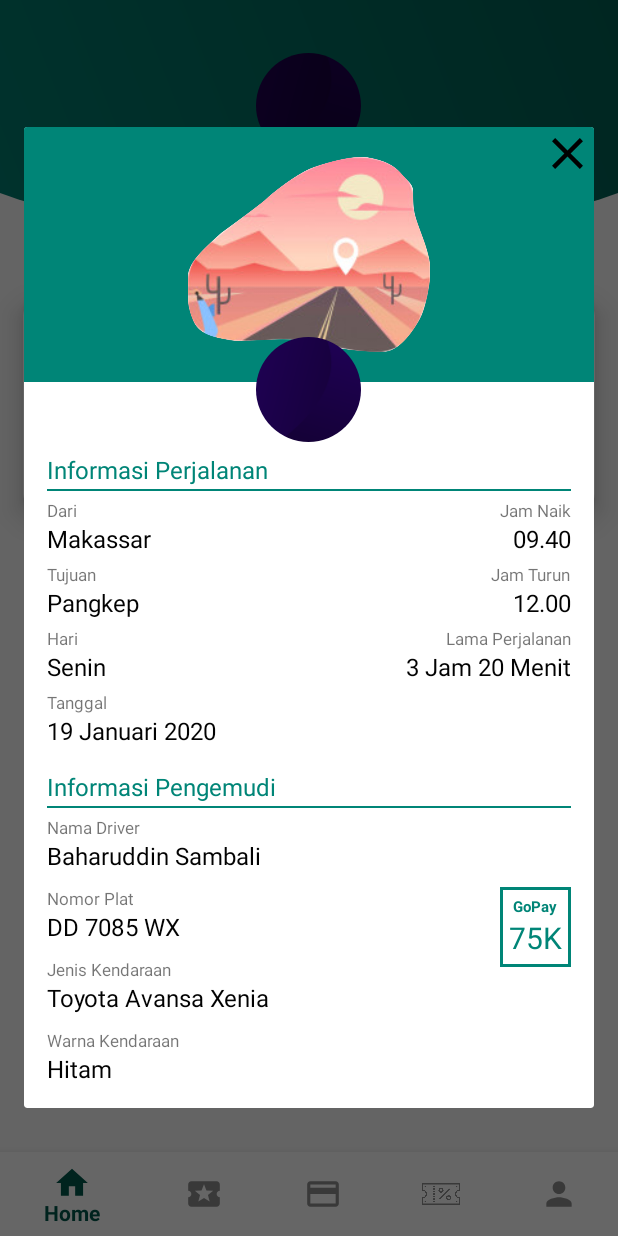
After one commit to AngkutApps/AngkutAppsPenumpang, an Android app: the fragment DetailRiwayatFragment placed in its activity, on a phone screen of 412 x 824 dp. The commit adds this screen. Run offline under Robolectric (Android 15) with nearby library versions, the phone set to English and light mode, and no system bars; our stand-ins replace CircleImageView.

Commit message:
Penambahan Detail Dialog Fragment pada Fitur Riwayat

```diff
--- a/app/src/main/java/id/co/myproject/angkutapps_penumpang/adapter/rvRiwayatAdapter.java
+++ b/app/src/main/java/id/co/myproject/angkutapps_penumpang/adapter/rvRiwayatAdapter.java
@@ -1,5 +1,6 @@
 package id.co.myproject.angkutapps_penumpang.adapter;
 
+import android.app.Activity;
 import android.content.Context;
 import android.view.LayoutInflater;
 import android.view.MenuItem;
@@ -11,12 +12,17 @@ import android.widget.Toast;
 
 import androidx.appcompat.widget.PopupMenu;
 import androidx.cardview.widget.CardView;
+import androidx.fragment.app.Fragment;
+import androidx.fragment.app.FragmentActivity;
+import androidx.fragment.app.FragmentManager;
+import androidx.fragment.app.FragmentTransaction;
 import androidx.recyclerview.widget.RecyclerView;
 
 import java.util.ArrayList;
 
 import id.co.myproject.angkutapps_penumpang.R;
 import id.co.myproject.angkutapps_penumpang.model.LoadViewRiwayat;
+import id.co.myproject.angkutapps_penumpang.view.dialogFragment.*;
 
 public class rvRiwayatAdapter extends RecyclerView.Adapter<rvRiwayatAdapter.ViewHolder> {
 
@@ -44,7 +50,7 @@ public class rvRiwayatAdapter extends RecyclerView.Adapter<rvRiwayatAdapter.View
         holder.cvRiwayatPerjalanan.setOnClickListener(new View.OnClickListener() {
             @Override
             public void onClick(View v) {
-                Toast.makeText(context, "Menu : " + loadViewRiwayats.get(position).getRute_perjalanan(), Toast.LENGTH_SHORT).show();
+                setFragment(new DetailRiwayatFragment());
             }
         });
         holder.cvRiwayatPerjalanan.setOnLongClickListener(new View.OnLongClickListener() {
@@ -100,7 +106,8 @@ public class rvRiwayatAdapter extends RecyclerView.Adapter<rvRiwayatAdapter.View
         public boolean onMenuItemClick(MenuItem item) {
             switch (item.getItemId()) {
                 case R.id.popup_lihat:
-                    Toast.makeText(context, "Popup lihat "+popup, Toast.LENGTH_SHORT).show();
+//                    setFragment(new DetailRiwayatFragment());
+                    setFragment(new DetailRiwayatFragment());
                     break;
                 case R.id.popup_hapus:
                     Toast.makeText(context, "Popup hapus "+popup, Toast.LENGTH_SHORT).show();
@@ -109,4 +116,14 @@ public class rvRiwayatAdapter extends RecyclerView.Adapter<rvRiwayatAdapter.View
             return false;
         }
     };
+
+    private void setFragment(DetailRiwayatFragment fragment){
+        FragmentManager fragmentManager = ((FragmentActivity)context).getSupportFragmentManager();
+        FragmentTransaction fragmentTransaction = fragmentManager.beginTransaction();
+        Fragment prev = fragmentManager.findFragmentByTag("dialog");
+        if (prev !=null){
+            fragmentTransaction.remove(prev);
+        }
+        fragment.show(fragmentTransaction, "dialog");
+    }
 }
--- a/app/src/main/java/id/co/myproject/angkutapps_penumpang/view/childFragment/RiwayatPembayaranFragment.java
+++ b/app/src/main/java/id/co/myproject/angkutapps_penumpang/view/childFragment/RiwayatPembayaranFragment.java
@@ -89,4 +89,14 @@ public class RiwayatPembayaranFragment extends Fragment {
         rvRiwayat.setHasFixedSize(true);
         rvRiwayat.setAdapter(rvRiwayatperjalananAdapter);
     }
+
+    @Override
+    public void onDestroy() {
+        super.onDestroy();
+    }
+
+    @Override
+    public void onStop() {
+        super.onStop();
+    }
 }
--- a/app/src/main/java/id/co/myproject/angkutapps_penumpang/view/childFragment/RiwayatPerjalananFragment.java
+++ b/app/src/main/java/id/co/myproject/angkutapps_penumpang/view/childFragment/RiwayatPerjalananFragment.java
@@ -49,4 +49,14 @@ public class RiwayatPerjalananFragment extends Fragment {
         rvRiwayat.setHasFixedSize(true);
         rvRiwayat.setAdapter(rvRiwayatperjalananAdapter);
     }
+
+    @Override
+    public void onDestroy() {
+        super.onDestroy();
+    }
+
+    @Override
+    public void onStop() {
+        super.onStop();
+    }
 }
--- a/app/src/main/java/id/co/myproject/angkutapps_penumpang/view/childFragment/RiwayatVoucherFragment.java
+++ b/app/src/main/java/id/co/myproject/angkutapps_penumpang/view/childFragment/RiwayatVoucherFragment.java
@@ -104,4 +104,13 @@ public class RiwayatVoucherFragment extends Fragment {
         rvRiwayat.setAdapter(rvRiwayatperjalananAdapter);
     }
 
+    @Override
+    public void onDestroy() {
+        super.onDestroy();
+    }
+
+    @Override
+    public void onStop() {
+        super.onStop();
+    }
 }
--- /dev/null
+++ b/app/src/main/java/id/co/myproject/angkutapps_penumpang/view/dialogFragment/DetailRiwayatFragment.java
@@ -0,0 +1,58 @@
+package id.co.myproject.angkutapps_penumpang.view.dialogFragment;
+
+import android.os.Bundle;
+import android.view.LayoutInflater;
+import android.view.View;
+import android.view.ViewGroup;
+import android.widget.ImageView;
+
+import androidx.annotation.NonNull;
+import androidx.annotation.Nullable;
+import androidx.fragment.app.DialogFragment;
+import androidx.fragment.app.Fragment;
+import androidx.fragment.app.FragmentTransaction;
+
+import id.co.myproject.angkutapps_penumpang.R;
+
+public class DetailRiwayatFragment extends DialogFragment {
+
+    ImageView imgClose;
+
+    public DetailRiwayatFragment() {
+    }
+
+    @Override
+    public View onCreateView(LayoutInflater inflater,ViewGroup container,Bundle savedInstanceState) {
+        return inflater.inflate(R.layout.frame_detail_riwayat, container, false);
+    }
+
+    @Override
+    public void onViewCreated(View view,Bundle savedInstanceState) {
+        super.onViewCreated(view, savedInstanceState);
+
+        imgClose = view.findViewById(R.id.imgClose);
+
+        imgClose.setOnClickListener(clickListener);
+    }
+
+    private View.OnClickListener clickListener = new View.OnClickListener() {
+        @Override
+        public void onClick(View v) {
+            switch (v.getId()){
+                case R.id.imgClose :
+                    DetailRiwayatFragment.super.onStop();
+                    break;
+            }
+        }
+    };
+
+    @Override
+    public void onDestroyView() {
+        super.onDestroyView();
+    }
+
+    @Override
+    public void onStop() {
+        super.onStop();
+    }
+}
--- /dev/null
+++ b/app/src/main/res/drawable/border_frame_detail_riwayat.xml
@@ -0,0 +1,6 @@
+<?xml version="1.0" encoding="utf-8"?>
+<shape xmlns:android="http://schemas.android.com/apk/res/android" android:shape="rectangle">
+
+    <stroke android:color="@color/colorPrimary" android:width="2dp"/>
+
+</shape>
--- /dev/null
+++ b/app/src/main/res/drawable/ic_close_black_24dp.xml
@@ -0,0 +1,9 @@
+<vector xmlns:android="http://schemas.android.com/apk/res/android"
+        android:width="24dp"
+        android:height="24dp"
+        android:viewportWidth="24.0"
+        android:viewportHeight="24.0">
+    <path
+        android:fillColor="#FF000000"
+        android:pathData="M19,6.41L17.59,5 12,10.59 6.41,5 5,6.41 10.59,12 5,17.59 6.41,19 12,13.41 17.59,19 19,17.59 13.41,12z"/>
+</vector>
--- /dev/null
+++ b/app/src/main/res/layout/frame_detail_riwayat.xml
@@ -0,0 +1,355 @@
+<?xml version="1.0" encoding="utf-8"?>
+<RelativeLayout xmlns:android="http://schemas.android.com/apk/res/android"
+    xmlns:app="http://schemas.android.com/apk/res-auto"
+    android:layout_width="match_parent"
+    android:layout_height="wrap_content">
+
+    <View
+        android:id="@+id/bg_imgIcon"
+        android:layout_width="match_parent"
+        android:layout_height="170dp"
+        android:background="@color/colorPrimary" />
+
+    <ImageView
+        android:layout_width="35dp"
+        android:layout_height="35dp"
+        android:src="@drawable/ic_close_black_24dp"
+        android:background="@null"
+        android:layout_alignParentRight="true"
+        android:id="@+id/imgClose"
+        />
+
+    <ImageView
+        android:id="@+id/imgIcon"
+        android:layout_width="match_parent"
+        android:layout_height="170dp"
+        android:padding="20dp"
+        android:scaleType="fitCenter"
+        android:src="@drawable/loading" />
+
+    <de.hdodenhof.circleimageview.CircleImageView
+        android:id="@+id/imgProfil"
+        android:layout_width="70dp"
+        android:layout_height="70dp"
+        android:layout_below="@+id/bg_imgIcon"
+        android:layout_centerHorizontal="true"
+        android:layout_marginTop="-30dp"
+        android:layout_marginBottom="7dp"
+        android:src="@drawable/bg_horizontal" />
+
+    <LinearLayout
+        android:id="@+id/linearInformasiPerjalanan"
+        android:layout_width="match_parent"
+        android:layout_height="wrap_content"
+        android:layout_below="@+id/imgProfil"
+        android:layout_marginLeft="15dp"
+        android:layout_marginRight="15dp"
+        android:orientation="vertical">
+
+        <TextView
+            android:layout_width="wrap_content"
+            android:layout_height="wrap_content"
+            android:text="Informasi Perjalanan"
+            android:textColor="@color/colorPrimary"
+            android:textSize="16sp" />
+
+        <View
+            android:layout_width="match_parent"
+            android:layout_height="1dp"
+            android:layout_marginTop="2dp"
+            android:background="@color/colorPrimary" />
+
+        <RelativeLayout
+            android:layout_width="wrap_content"
+            android:layout_height="wrap_content"
+            android:layout_marginTop="5dp">
+
+            <LinearLayout
+                android:layout_width="wrap_content"
+                android:layout_height="wrap_content"
+                android:layout_alignParentLeft="true"
+                android:orientation="vertical">
+
+                <TextView
+                    android:layout_width="wrap_content"
+                    android:layout_height="wrap_content"
+                    android:text="Dari"
+                    android:textSize="11sp" />
+
+                <TextView
+                    android:layout_width="wrap_content"
+                    android:layout_height="wrap_content"
+                    android:text="Makassar"
+                    android:textColor="@color/textBlack"
+                    android:textSize="16sp" />
+
+            </LinearLayout>
+
+            <LinearLayout
+                android:layout_width="wrap_content"
+                android:layout_height="wrap_content"
+                android:layout_alignParentRight="true"
+                android:gravity="end"
+                android:orientation="vertical">
+
+                <TextView
+                    android:layout_width="wrap_content"
+                    android:layout_height="wrap_content"
+                    android:text="Jam Naik"
+                    android:textSize="11sp" />
+
+                <TextView
+                    android:layout_width="wrap_content"
+                    android:layout_height="wrap_content"
+                    android:text="09.40"
+                    android:textColor="@color/textBlack"
+                    android:textSize="16sp" />
+
+            </LinearLayout>
+
+        </RelativeLayout>
+
+        <RelativeLayout
+            android:layout_width="wrap_content"
+            android:layout_height="wrap_content"
+            android:layout_marginTop="5dp">
+
+            <LinearLayout
+                android:layout_width="wrap_content"
+                android:layout_height="wrap_content"
+                android:layout_alignParentLeft="true"
+                android:orientation="vertical">
+
+                <TextView
+                    android:layout_width="wrap_content"
+                    android:layout_height="wrap_content"
+                    android:text="Tujuan"
+                    android:textSize="11sp" />
+
+                <TextView
+                    android:layout_width="wrap_content"
+                    android:layout_height="wrap_content"
+                    android:text="Pangkep"
+                    android:textColor="@color/textBlack"
+                    android:textSize="16sp" />
+
+            </LinearLayout>
+
+            <LinearLayout
+                android:layout_width="wrap_content"
+                android:layout_height="wrap_content"
+                android:layout_alignParentRight="true"
+                android:gravity="end"
+                android:orientation="vertical">
+
+                <TextView
+                    android:layout_width="wrap_content"
+                    android:layout_height="wrap_content"
+                    android:text="Jam Turun"
+                    android:textSize="11sp" />
+
+                <TextView
+                    android:layout_width="wrap_content"
+                    android:layout_height="wrap_content"
+                    android:text="12.00"
+                    android:textColor="@color/textBlack"
+                    android:textSize="16sp" />
+
+            </LinearLayout>
+
+        </RelativeLayout>
+
+        <RelativeLayout
+            android:layout_width="wrap_content"
+            android:layout_height="wrap_content"
+            android:layout_marginTop="5dp">
+
+            <LinearLayout
+                android:layout_width="wrap_content"
+                android:layout_height="wrap_content"
+                android:layout_alignParentLeft="true"
+                android:orientation="vertical">
+
+                <TextView
+                    android:layout_width="wrap_content"
+                    android:layout_height="wrap_content"
+                    android:text="Hari"
+                    android:textSize="11sp" />
+
+                <TextView
+                    android:layout_width="wrap_content"
+                    android:layout_height="wrap_content"
+                    android:text="Senin"
+                    android:textColor="@color/textBlack"
+                    android:textSize="16sp" />
+
+            </LinearLayout>
+
+            <LinearLayout
+                android:layout_width="wrap_content"
+                android:layout_height="wrap_content"
+                android:layout_alignParentRight="true"
+                android:gravity="end"
+                android:orientation="vertical">
+
+                <TextView
+                    android:layout_width="wrap_content"
+                    android:layout_height="wrap_content"
+                    android:text="Lama Perjalanan"
+                    android:textSize="11sp" />
+
+                <TextView
+                    android:layout_width="wrap_content"
+                    android:layout_height="wrap_content"
+                    android:text="3 Jam 20 Menit"
+                    android:textColor="@color/textBlack"
+                    android:textSize="16sp" />
+
+            </LinearLayout>
+
+        </RelativeLayout>
+
+        <RelativeLayout
+            android:layout_width="wrap_content"
+            android:layout_height="wrap_content"
+            android:layout_marginTop="5dp">
+
+            <LinearLayout
+                android:layout_width="wrap_content"
+                android:layout_height="wrap_content"
+                android:layout_alignParentLeft="true"
+                android:orientation="vertical">
+
+                <TextView
+                    android:layout_width="wrap_content"
+                    android:layout_height="wrap_content"
+                    android:text="Tanggal"
+                    android:textSize="11sp" />
+
+                <TextView
+                    android:layout_width="wrap_content"
+                    android:layout_height="wrap_content"
+                    android:text="19 Januari 2020"
+                    android:textColor="@color/textBlack"
+                    android:textSize="16sp" />
+
+            </LinearLayout>
+
+        </RelativeLayout>
+
+    </LinearLayout>
+
+    <RelativeLayout
+        android:layout_width="match_parent"
+        android:layout_height="wrap_content"
+        android:layout_below="@+id/linearInformasiPerjalanan"
+        android:layout_margin="15dp"
+        >
+
+        <LinearLayout
+            android:layout_width="match_parent"
+            android:layout_height="wrap_content"
+            android:orientation="vertical">
+
+            <TextView
+                android:layout_width="wrap_content"
+                android:layout_height="wrap_content"
+                android:text="Informasi Pengemudi"
+                android:textColor="@color/colorPrimary"
+                android:textSize="16sp" />
+
+            <View
+                android:layout_width="match_parent"
+                android:layout_height="1dp"
+                android:layout_marginTop="2dp"
+                android:background="@color/colorPrimary" />
+
+            <TextView
+                android:layout_width="wrap_content"
+                android:layout_height="wrap_content"
+                android:layout_marginTop="5dp"
+                android:text="Nama Driver"
+                android:textSize="11sp" />
+
+            <TextView
+                android:layout_width="wrap_content"
+                android:layout_height="wrap_content"
+                android:text="Baharuddin Sambali"
+                android:textColor="@color/textBlack"
+                android:textSize="16sp" />
+
+            <TextView
+                android:layout_width="wrap_content"
+                android:layout_height="wrap_content"
+                android:layout_marginTop="10dp"
+                android:text="Nomor Plat"
+                android:textSize="11sp" />
+
+            <TextView
+                android:layout_width="wrap_content"
+                android:layout_height="wrap_content"
+                android:text="DD 7085 WX"
+                android:textColor="@color/textBlack"
+                android:textSize="16sp" />
+
+            <TextView
+                android:layout_width="wrap_content"
+                android:layout_height="wrap_content"
+                android:layout_marginTop="10dp"
+                android:text="Jenis Kendaraan"
+                android:textSize="11sp" />
+
+            <TextView
+                android:layout_width="wrap_content"
+                android:layout_height="wrap_content"
+                android:text="Toyota Avansa Xenia"
+                android:textColor="@color/textBlack"
+                android:textSize="16sp" />
+
+            <TextView
+                android:layout_width="wrap_content"
+                android:layout_height="wrap_content"
+                android:layout_marginTop="10dp"
+                android:text="Warna Kendaraan"
+                android:textSize="11sp" />
+
+            <TextView
+                android:layout_width="wrap_content"
+                android:layout_height="wrap_content"
+                android:text="Hitam"
+                android:textColor="@color/textBlack"
+                android:textSize="16sp" />
+
+        </LinearLayout>
+
+        <LinearLayout
+            android:layout_width="wrap_content"
+            android:layout_height="wrap_content"
+            android:layout_alignParentRight="true"
+            android:layout_centerVertical="true"
+            android:background="@drawable/border_frame_detail_riwayat"
+            android:orientation="vertical"
+            android:padding="6dp">
+
+            <TextView
+                android:layout_width="wrap_content"
+                android:layout_height="wrap_content"
+                android:layout_gravity="center_horizontal"
+                android:text="GoPay"
+                android:textColor="@color/colorPrimary"
+                android:textSize="10sp"
+                android:textStyle="bold" />
+
+            <TextView
+                android:layout_width="wrap_content"
+                android:layout_height="wrap_content"
+                android:layout_gravity="center_horizontal"
+                android:text="75K"
+                android:textColor="@color/colorPrimary"
+                android:textSize="20sp" />
+
+        </LinearLayout>
+
+    </RelativeLayout>
+
+</RelativeLayout>
```
